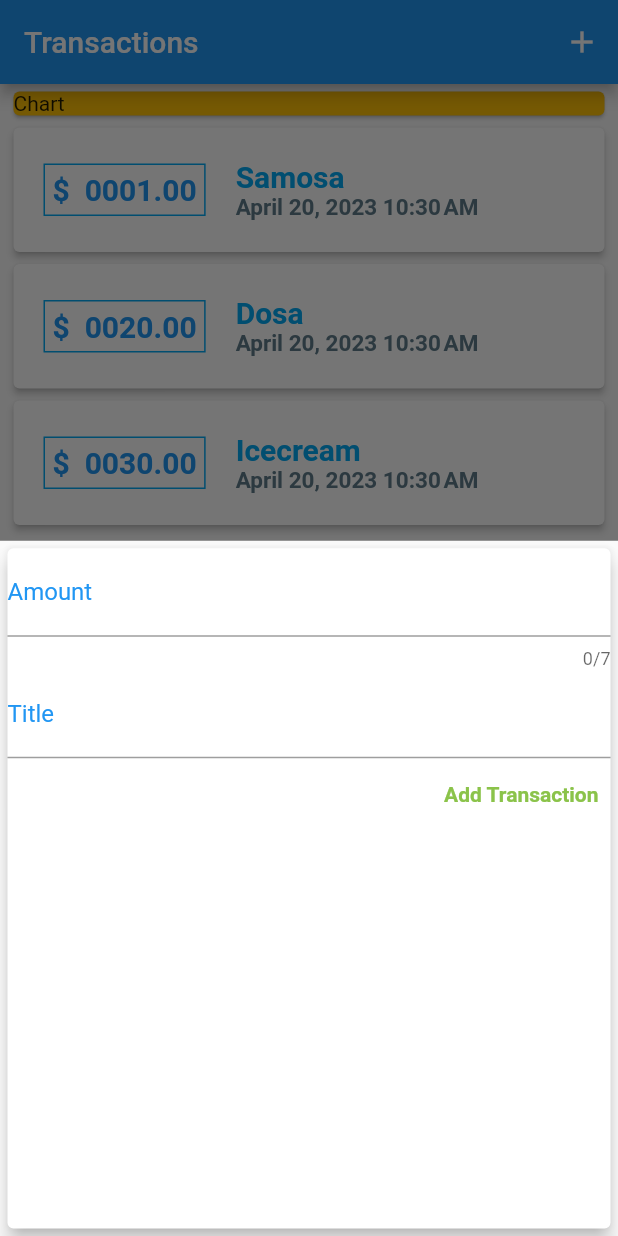
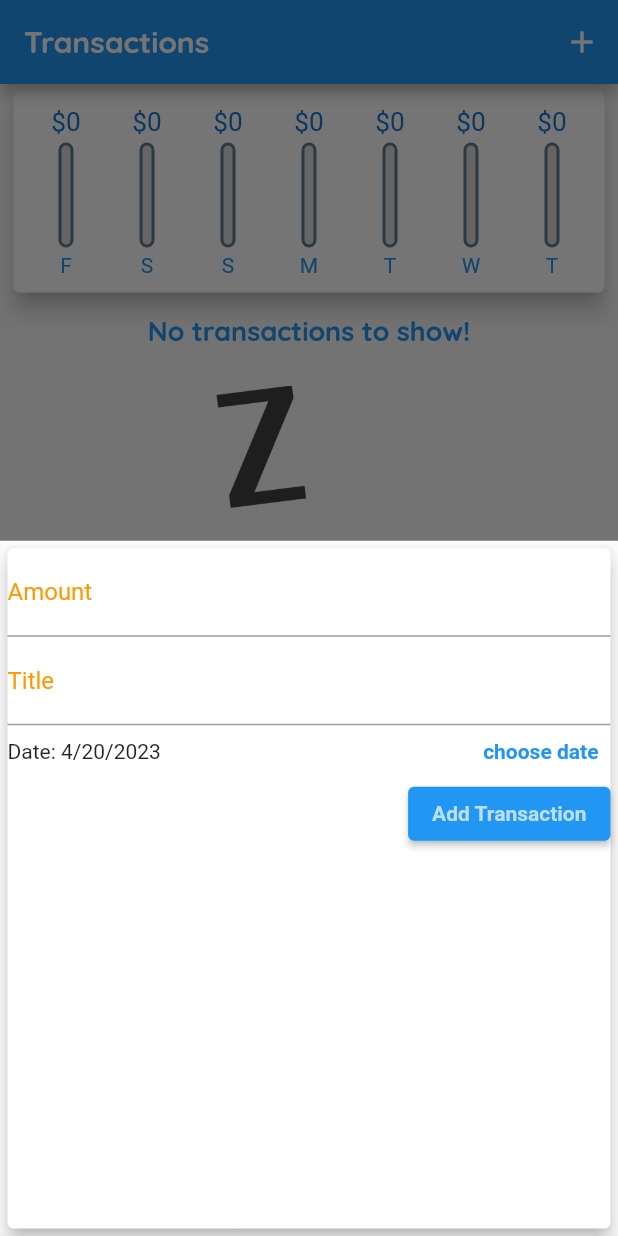
Before and after one commit to adarshtiwariiit/TransactionsApp, a Flutter app: the screen it shows after launch, after a tap on the "add" icon, on a phone screen of 412 x 824 dp. Run offline on Flutter 3.47's test engine with Material 2 defaults, Android fonts, the phone set to English and light mode, and no system bars.

Commit message:
added fonts and added icon

```diff
--- a/lib/classes/Transaction.dart
+++ b/lib/classes/Transaction.dart
@@ -1,6 +1,7 @@
 class Transaction {
+  final String id;
   final double amount;
   final String title;
   final DateTime dateTime;
-  Transaction(this.amount, this.title, this.dateTime);
+  Transaction(this.id, this.amount, this.title, this.dateTime);
 }
--- a/lib/main.dart
+++ b/lib/main.dart
@@ -1,4 +1,5 @@
 import 'package:flutter/material.dart';
+import 'package:transactions_app/widgets/chart.dart';
 import './widgets/Transactions.dart';
 import './widgets/InputTransactions.dart';
 import './classes/Transaction.dart';
@@ -12,7 +13,30 @@ class MyApp extends StatelessWidget {
   Widget build(BuildContext context) {
     return MaterialApp(
       debugShowCheckedModeBanner: false,
-      title: 'Flutter App',
+      title: 'Transactions',
+      theme: ThemeData(
+        primarySwatch: Colors.blue,
+        accentColor: Colors.orange,
+        fontFamily: 'OpenSans',
+        textTheme: ThemeData.light().textTheme.copyWith(
+              titleLarge: TextStyle(
+                fontFamily: 'Quicksand',
+                fontSize: 18,
+                fontWeight: FontWeight.bold,
+              ),
+            ),
+        appBarTheme: AppBarTheme(
+          titleTextStyle: ThemeData.light()
+              .textTheme
+              .copyWith(
+                titleLarge: TextStyle(
+                    fontFamily: "Quicksand",
+                    fontSize: 20,
+                    fontWeight: FontWeight.bold),
+              )
+              .titleLarge,
+        ),
+      ),
       home: MyAppState(),
     );
   }
@@ -24,19 +48,40 @@ class MyAppState extends StatefulWidget {
 }
 
 class _MyAppStateState extends State<MyAppState> {
-  final List<Transaction> transactionsList = [
-    Transaction(1.00, "Samosa", DateTime.now()),
-    Transaction(20.00, "Dosa", DateTime.now()),
-    Transaction(30.00, "Icecream", DateTime.now()),
+  final List<Transaction> _transactionsList = [
+    // Transaction(1.00, "Samosa", DateTime.now()),
+    // Transaction(20.00, "Dosa", DateTime.now()),
+    // Transaction(30.00, "Icecream", DateTime.now()),
+    // Transaction(1.00, "Samosa", DateTime.now()),
+    // Transaction(20.00, "Dosa", DateTime.now()),
+    // Transaction(30.00, "Icecream", DateTime.now()),
+    // Transaction(1.00, "Samosa", DateTime.now()),
+    // Transaction(20.00, "Dosa", DateTime.now()),
+    // Transaction(30.00, "Icecream", DateTime.now()),
   ];
+  List<Transaction> _recentTransactions() {
+    return _transactionsList
+        .where((element) => element.dateTime
+            .isAfter(DateTime.now().subtract(Duration(days: 7))))
+        .toList();
+  }
 
-  void addTransaction(String title, String amount) {
+  void addTransaction(String title, String amount, DateTime chosenDate) {
     setState(() {
       if (title.length > 15) {
         title = title.substring(0, 14) + "..";
       }
-      transactionsList
-          .add(Transaction(double.parse(amount), title, DateTime.now()));
+      _transactionsList.add(Transaction(
+          chosenDate.toString() + DateTime.now().toString(),
+          double.parse(amount),
+          title,
+          chosenDate));
+    });
+  }
+
+  void _deleteTransaction(String id) {
+    setState(() {
+      _transactionsList.removeWhere((tx) => tx.id == id);
     });
   }
 
@@ -52,31 +97,27 @@ class _MyAppStateState extends State<MyAppState> {
   Widget build(BuildContext context) {
     return Scaffold(
       appBar: AppBar(
-        title: Text("Transactions"),
+        title: Text(
+          'Transactions',
+        ),
         actions: [
           IconButton(
               onPressed: () => buildInputTransactions(context),
               icon: Icon(Icons.add))
         ],
       ),
-      body: SingleChildScrollView(
-        child: Container(
+      body: Container(
         margin: EdgeInsets.only(
           left: 5,
           right: 5,
           top: 1,
           bottom: 1,
         ),
-          child: Column(children: [
-            SizedBox(
-              width: double.infinity,
-              child: Card(
-                color: Colors.amber,
-                child: Text("Chart"),
-              ),
-            ),
-            Transactions(transactionsList),
-          ]),
+        child: Column(
+          children: [
+            Chart(_recentTransactions()),
+            Transactions(_transactionsList, _deleteTransaction),
+          ],
         ),
       ),
       floatingActionButton: FloatingActionButton(
@@ -84,7 +125,6 @@ class _MyAppStateState extends State<MyAppState> {
           buildInputTransactions(context);
         },
         child: Icon(Icons.add),
-        backgroundColor: Colors.lightBlueAccent,
       ),
     );
   }
--- a/lib/widgets/InputTransactions.dart
+++ b/lib/widgets/InputTransactions.dart
@@ -1,4 +1,5 @@
 import 'package:flutter/material.dart';
+import 'package:intl/intl.dart';
 
 class InputTransactions extends StatefulWidget {
   final Function transactionHandler;
@@ -11,18 +12,35 @@ class InputTransactions extends StatefulWidget {
 }
 
 class _InputTransactionsState extends State<InputTransactions> {
-  TextEditingController titleController = TextEditingController();
-  TextEditingController amountController = TextEditingController();
+  final TextEditingController _titleController = TextEditingController();
+  final TextEditingController _amountController = TextEditingController();
+  DateTime _selectedDate = DateTime.now();
+  void addTransaction() {
+    if (hasNumericValue(_amountController.text) &&
+        isValidTitle(_titleController.text) &&
+        _selectedDate != null) {
+      widget.transactionHandler(
+          _titleController.text, _amountController.text, _selectedDate);
+      Navigator.of(context).pop();
+    }
+  }
+
+  void _presentDatePicker() {
+    showDatePicker(
+            context: context,
+            initialDate: DateTime.now(),
+            firstDate: DateTime(2022),
+            lastDate: DateTime.now())
+        .then((pickedDate) {
+      if (pickedDate == null) return;
+      setState(() {
+        _selectedDate = pickedDate;
+      });
+    });
+  }
+
   @override
   Widget build(BuildContext context) {
-    void addTransaction() {
-      if (hasNumericValue(amountController.text) &&
-          isValidTitle(titleController.text)) {
-        widget.transactionHandler(titleController.text, amountController.text);
-        Navigator.of(context).pop();
-      }
-    }
-
     return Card(
       margin: EdgeInsets.all(5),
       elevation: 5,
@@ -30,46 +48,68 @@ class _InputTransactionsState extends State<InputTransactions> {
         crossAxisAlignment: CrossAxisAlignment.end,
         children: [
           TextField(
-            maxLength: 7,
-            controller: amountController,
+            controller: _amountController,
             onSubmitted: (_) => addTransaction(),
             decoration: InputDecoration(
               labelText: "Amount",
               labelStyle: TextStyle(
                 fontSize: 16.0,
-                color: Colors.blue,
+                color: Theme.of(context).accentColor,
               ),
               focusedBorder: UnderlineInputBorder(
                 borderSide: BorderSide(
-                  color: Colors.blue,
+                  color: Theme.of(context).accentColor,
                   width: 2.0,
                 ),
               ),
             ),
           ),
           TextField(
-            controller: titleController,
+            controller: _titleController,
             onSubmitted: (_) => addTransaction(),
             decoration: InputDecoration(
               labelText: "Title",
               labelStyle: TextStyle(
                 fontSize: 16.0,
-                color: Colors.blue,
+                color: Theme.of(context).accentColor,
               ),
               focusedBorder: UnderlineInputBorder(
                 borderSide: BorderSide(
-                  color: Colors.blue,
+                  color: Theme.of(context).accentColor,
                   width: 2.0,
                 ),
               ),
             ),
           ),
-          TextButton(
+          Container(
+            height: 35,
+            child: Row(
+              children: [
+                if (_selectedDate == null)
+                  Expanded(child: Text("no date choosen"))
+                else
+                  Expanded(
+                    child: Text(
+                        "Date: ${DateFormat.yMd().format(_selectedDate!)}"),
+                  ),
+                TextButton(
+                  onPressed: _presentDatePicker,
+                  child: Text(
+                    "choose date",
+                    style: TextStyle(fontWeight: FontWeight.bold),
+                  ),
+                ),
+              ],
+            ),
+          ),
+          ElevatedButton(
             onPressed: addTransaction,
             child: Text(
               "Add Transaction",
               style: TextStyle(
-                  color: Colors.lightGreen, fontWeight: FontWeight.bold),
+                color: Theme.of(context).primaryColorLight,
+                fontWeight: FontWeight.bold,
+              ),
             ),
           ),
         ],
--- a/lib/widgets/Transactions.dart
+++ b/lib/widgets/Transactions.dart
@@ -4,67 +4,120 @@ import '../classes/Transaction.dart';
 
 class Transactions extends StatelessWidget {
   final List<Transaction> _transactionsList;
-  Transactions(this._transactionsList);
+  final Function _deleteTransactions;
+  Transactions(this._transactionsList, this._deleteTransactions);
   @override
   Widget build(BuildContext context) {
-    return Column(
+    return _transactionsList.isEmpty
+        ? Column(
             children: [
-        ..._transactionsList.map((Tx) {
-          return Card(
-            elevation: 2,
-            child: Container(
-              width: double.infinity,
-              margin: const EdgeInsets.all(10),
-              padding: const EdgeInsets.all(10),
-              child: Row(
-                children: [
-                  Container(
-                    padding: const EdgeInsets.all(5),
-                    decoration: BoxDecoration(
-                      border: Border.all(
-                        color: Colors.lightBlue,
-                        width: 1,
+              Text(
+                "No transactions to show!",
+                style: Theme.of(context).textTheme.titleLarge?.copyWith(
+                      color: Theme.of(context).primaryColor,
                     ),
               ),
+              SizedBox(
+                height: 25,
+              ),
+              Container(
+                height: 300,
+                child: Image.asset("assets/images/waiting.png"),
+              ),
+            ],
+          )
+        : Container(
+            height: 500,
+            child: ListView.builder(
+              itemBuilder: (context, index) {
+                return Card(
+                  margin: EdgeInsets.symmetric(
+                    vertical: 8,
+                    horizontal: 5,
+                  ),
+                  child: ListTile(
+                    leading: CircleAvatar(
+                      radius: 30,
+                      child: Padding(
+                        padding: EdgeInsets.all(5.0),
+                        child: FittedBox(
                           child: Text(
-                      '\$  ${Tx.amount.toStringAsFixed(2).padLeft(7, '0')}',
-                      style: const TextStyle(
-                          fontSize: 20,
-                          fontWeight: FontWeight.bold,
-                          color: Colors.blue),
+                            "\$${_transactionsList[index].amount.toStringAsFixed(2)}",
                           ),
                         ),
-                  Container(
-                    margin: const EdgeInsets.fromLTRB(20, 1, 2, 1),
-                    child: Column(
-                      crossAxisAlignment: CrossAxisAlignment.start,
-                      children: [
-                        Text(
-                          Tx.title,
-                          style: const TextStyle(
-                              fontWeight: FontWeight.bold,
-                              fontSize: 20,
-                              color: Colors.lightBlue),
-                        ),
-                        Text(
-                          DateFormat.yMMMMd('en_US')
-                              .add_jm()
-                              .format(Tx.dateTime),
-                          style: const TextStyle(
-                            fontWeight: FontWeight.bold,
-                            fontSize: 15,
-                            color: Colors.blueGrey,
                       ),
                     ),
-                      ],
+                    title: Text(
+                      _transactionsList[index].title,
+                      style: Theme.of(context).textTheme.titleLarge,
                     ),
-                  ),
-                ],
+                    subtitle: Text(DateFormat.yMMMd()
+                        .format(_transactionsList[index].dateTime)),
+                    trailing: IconButton(
+                      icon: Icon(Icons.delete),
+                      onPressed: () {
+                        _deleteTransactions(_transactionsList[index].id);
+                      },
+                      color: Theme.of(context).errorColor,
                     ),
                   ),
                 );
-        }).toList(),
-      ],
+                // child: Container(
+                //   width: double.infinity,
+                //   margin: const EdgeInsets.all(10),
+                //   padding: const EdgeInsets.all(10),
+                //   child: Row(
+                //     children: [
+                //       Container(
+                //         padding: const EdgeInsets.all(5),
+                //         decoration: BoxDecoration(
+                //           border: Border.all(
+                //             color: Theme.of(context).accentColor,
+                //             width: 1,
+                //           ),
+                //         ),
+                //         child: Text(
+                //           '\$  ${_transactionsList[index].amount.toStringAsFixed(2).padLeft(7, '0')}',
+                //           style: TextStyle(
+                //             fontSize: 20,
+                //             fontWeight: FontWeight.bold,
+                //             color: Theme.of(context).accentColor,
+                //           ),
+                //         ),
+                //       ),
+                //       Container(
+                //         margin: const EdgeInsets.fromLTRB(20, 1, 2, 1),
+                //         child: Column(
+                //           crossAxisAlignment: CrossAxisAlignment.start,
+                //           children: [
+                //             Text(
+                //               _transactionsList[index].title,
+                //               style: Theme.of(context)
+                //                   .textTheme
+                //                   .titleLarge
+                //                   ?.copyWith(
+                //                     color: Theme.of(context).primaryColor,
+                //                   ),
+                //             ),
+                //             Text(
+                //               DateFormat.yMMMMd('en_US')
+                //                   .add_jm()
+                //                   .format(_transactionsList[index].dateTime),
+                //               style: TextStyle(
+                //                 fontSize: 13,
+                //                 fontWeight: FontWeight.bold,
+                //                 color: Theme.of(context).primaryColor,
+                //               ),
+                //             ),
+                //           ],
+                //         ),
+                //       ),
+                //     ],
+                //   ),
+                // ),
+              },
+              itemCount: _transactionsList.length,
+            ),
           );
   }
 }
--- /dev/null
+++ b/lib/widgets/chart.dart
@@ -0,0 +1,56 @@
+import 'package:flutter/material.dart';
+import '../classes/Transaction.dart';
+import 'package:intl/intl.dart';
+import './chart_bar.dart';
+
+class Chart extends StatelessWidget {
+  final List<Transaction> _recentTransactions;
+  double _totalAmount = 0;
+
+  Chart(this._recentTransactions);
+  List<Map<String, Object>> get groupedTransactionValues {
+    return List.generate(7, (index) {
+      DateTime temp = DateTime.now().subtract(Duration(days: index));
+      double amount = 0;
+      for (int i = 0; i < _recentTransactions.length; i++)
+        if (_recentTransactions[i].dateTime.day == temp.day &&
+            _recentTransactions[i].dateTime.year == temp.year &&
+            _recentTransactions[i].dateTime.month == temp.month) {
+          amount += _recentTransactions[i].amount;
+          _totalAmount += _recentTransactions[i].amount;
+        }
+      return {
+        'day': DateFormat.E().format(temp).substring(0, 1),
+        'amount': amount
+      };
+    }).reversed.toList();
+  }
+
+  @override
+  Widget build(BuildContext context) {
+    return Container(
+      margin: EdgeInsets.only(bottom: 10),
+      child: Card(
+        elevation: 6,
+        child: Padding(
+          padding: EdgeInsets.fromLTRB(8.0, 10, 8.0, 10),
+          child: Row(
+            mainAxisAlignment: MainAxisAlignment.spaceAround,
+            children: groupedTransactionValues.map((data) {
+              return Flexible(
+                fit: FlexFit.tight,
+                child: chartBar(
+                  title: data['day'] as String,
+                  amount: (double.parse(data['amount'].toString())),
+                  pcoftotal: (_totalAmount == 0
+                      ? 0
+                      : double.parse(data['amount'].toString()) / _totalAmount),
+                ),
+              );
+            }).toList(),
+          ),
+        ),
+      ),
+    );
+  }
+}
--- /dev/null
+++ b/lib/widgets/chart_bar.dart
@@ -0,0 +1,60 @@
+import 'package:flutter/material.dart';
+
+class chartBar extends StatelessWidget {
+  final String title;
+  final double amount;
+  final double pcoftotal;
+  chartBar(
+      {required this.title, required this.amount, required this.pcoftotal});
+  @override
+  Widget build(BuildContext context) {
+    return Column(
+      children: [
+        Container(
+          height: 20,
+          child: FittedBox(
+            child: Text(
+              "\$${amount.toStringAsFixed(0)}",
+              style: TextStyle(color: Theme.of(context).primaryColorDark),
+            ),
+          ),
+        ),
+        SizedBox(height: 4),
+        Container(
+          height: 70,
+          width: 10,
+          child: Stack(children: [
+            Container(
+              decoration: BoxDecoration(
+                border: Border.all(
+                  color: Colors.blueGrey,
+                  width: 2,
+                ),
+                color: Color.fromRGBO(220, 220, 220, 1),
+                borderRadius: BorderRadius.circular(10),
+              ),
+            ),
+            FractionallySizedBox(
+              heightFactor: pcoftotal,
+              child: Container(
+                decoration: BoxDecoration(
+                  color: Theme.of(context).accentColor,
+                  borderRadius: BorderRadius.circular(10),
+                ),
+              ),
+            )
+          ]),
+        ),
+        SizedBox(
+          height: 4,
+        ),
+        Text(
+          "$title",
+          style: TextStyle(
+            color: Theme.of(context).primaryColor,
+          ),
+        ),
+      ],
+    );
+  }
+}
```
Also changed, not shown: pubspec.yaml (+13 -13 lines), assets/fonts/OpenSans-Bold.ttf (added), assets/fonts/OpenSans-Regular.ttf (added), assets/fonts/Quicksand-Bold.ttf (added), assets/fonts/Quicksand-Light.ttf (added), assets/fonts/Quicksand-Medium.ttf (added), assets/fonts/Quicksand-Regular.ttf (added), assets/images/waiting.png (added), 13 other files. Lines whose indentation alone changed are shown as unchanged.
